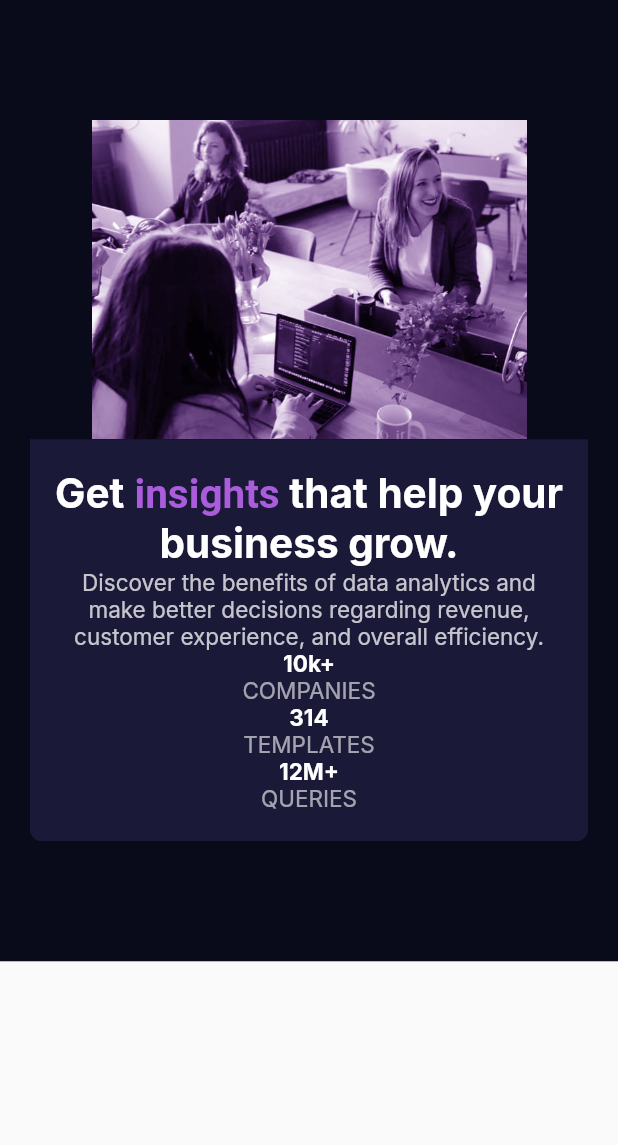
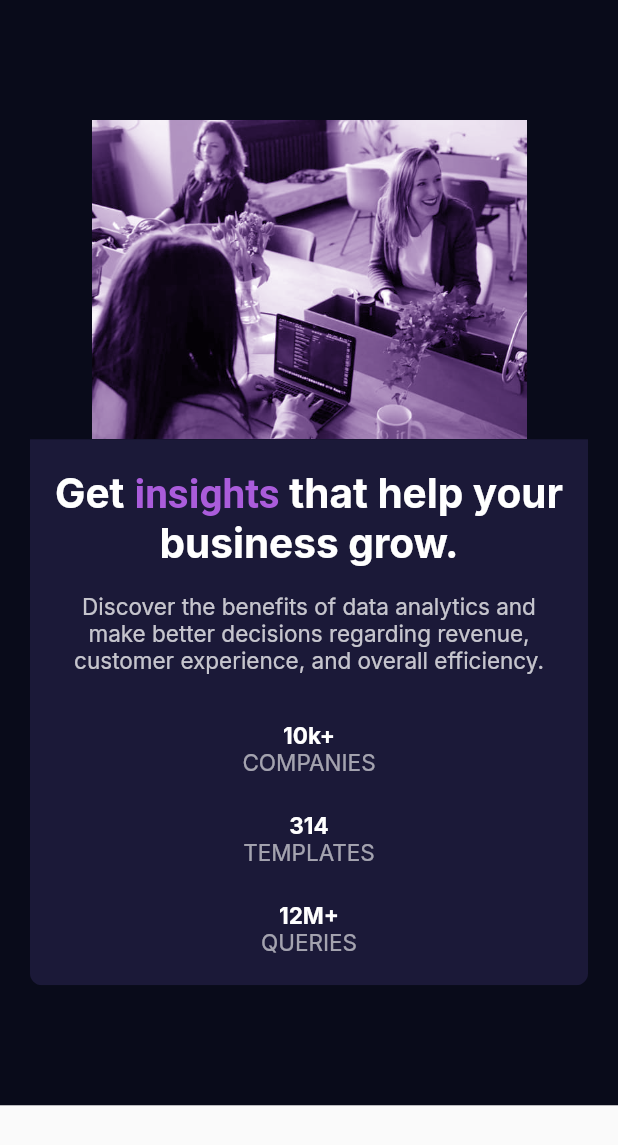
Before and after one commit to romofel/fm-stats_preview_card_component-flutter, a Flutter app: the screen it shows after launch, on a phone screen of 412 x 824 dp. Shown: the top 1145 px of the screen. Run offline on Flutter 3.47's test engine with Material 2 defaults, Android fonts, the phone set to English and light mode, and no system bars; our stand-ins replace google_fonts.

Commit message:
Add vertical spacing

```diff
--- a/lib/pages/home_page.dart
+++ b/lib/pages/home_page.dart
@@ -55,6 +55,7 @@ class HomePage extends StatelessWidget {
                           ),
                           textAlign: TextAlign.center,
                         ),
+                        SizedBox(height: 16),
                         Text(
                             'Discover the benefits of data analytics and make better decisions regarding revenue, customer experience, and overall efficiency.',
                             textAlign: TextAlign.center,
@@ -65,6 +66,7 @@ class HomePage extends StatelessWidget {
                                 fontWeight: FontWeight.w400,
                               ),
                             )),
+                        SizedBox(height: 32),
                         Column(
                           children: <Widget>[
                             Column(
@@ -89,6 +91,7 @@ class HomePage extends StatelessWidget {
                                     )),
                               ],
                             ),
+                            SizedBox(height: 24),
                             Column(
                               children: <Widget>[
                                 Text('314',
@@ -111,6 +114,7 @@ class HomePage extends StatelessWidget {
                                     )),
                               ],
                             ),
+                            SizedBox(height: 24),
                             Column(
                               children: <Widget>[
                                 Text('12M+',
```
